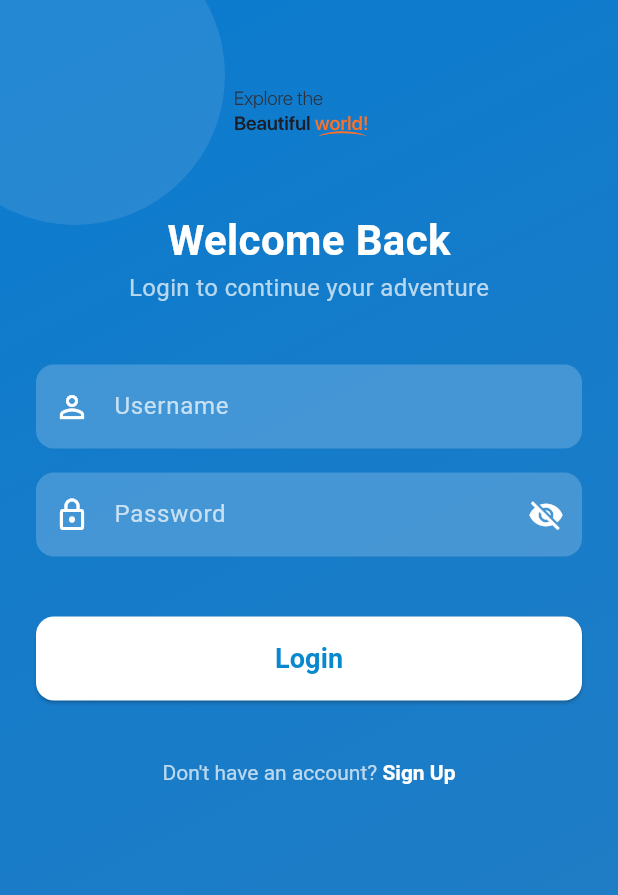
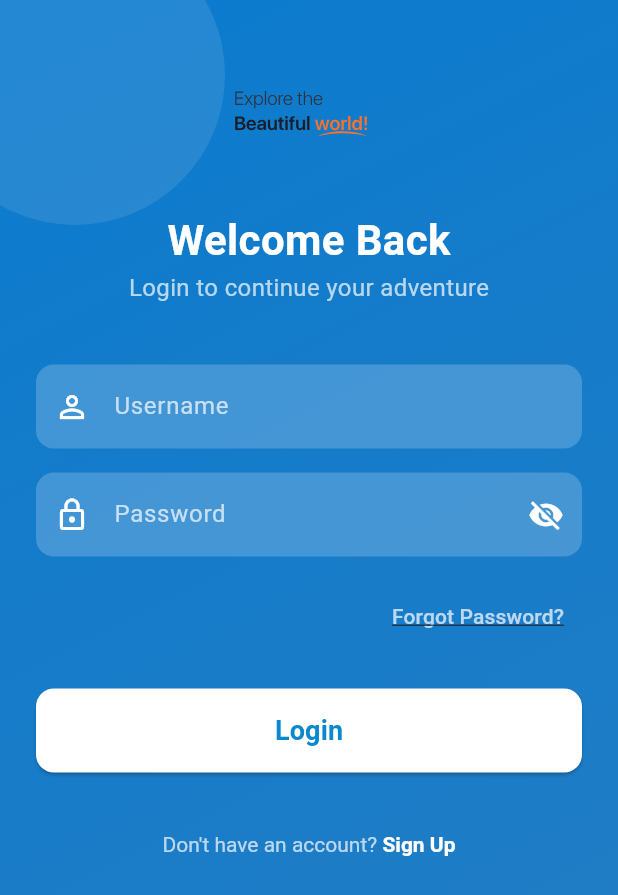
Before and after one commit to kelvinmulonzi/Travel-app, a Flutter app: the screen it shows after launch, after a tap on "Get Started", on a phone screen of 412 x 824 dp. Shown: the top 895 px of the screen. Run offline on Flutter 3.47's test engine with Material 3 defaults, Android fonts, the phone set to English and light mode, and no system bars; our stand-ins replace cached_network_image, dio, flutter_svg, get, intl_phone_field, shared_preferences and 1 more; network calls fail.

Commit message:
docker image

```diff
--- a/lib/screens/LoginScreen.dart
+++ b/lib/screens/LoginScreen.dart
@@ -158,21 +158,21 @@ class _LoginPageState extends State<LoginScreen> {
                     SizedBox(height: 16),
 
                     // Forgot Password
-                    // Align(
-                    //   alignment: Alignment.centerRight,
-                    //   child: TextButton(
-                    //     onPressed: () {
-                    //       // Implement forgot password
-                    //     },
-                    //     child: Text(
-                    //       'Forgot Password?',
-                    //       style: TextStyle(
-                    //         color: Colors.white70,
-                    //         decoration: TextDecoration.underline,
-                    //       ),
-                    //     ),
-                    //   ),
-                    // ),
+                    Align(
+                      alignment: Alignment.centerRight,
+                      child: TextButton(
+                        onPressed: () {
+                          // Implement forgot password
+                        },
+                        child: Text(
+                          'Forgot Password?',
+                          style: TextStyle(
+                            color: Colors.white70,
+                            decoration: TextDecoration.underline,
+                          ),
+                        ),
+                      ),
+                    ),
 
                     SizedBox(height: 24),
 
```
Also changed, not shown: 1 other file.
